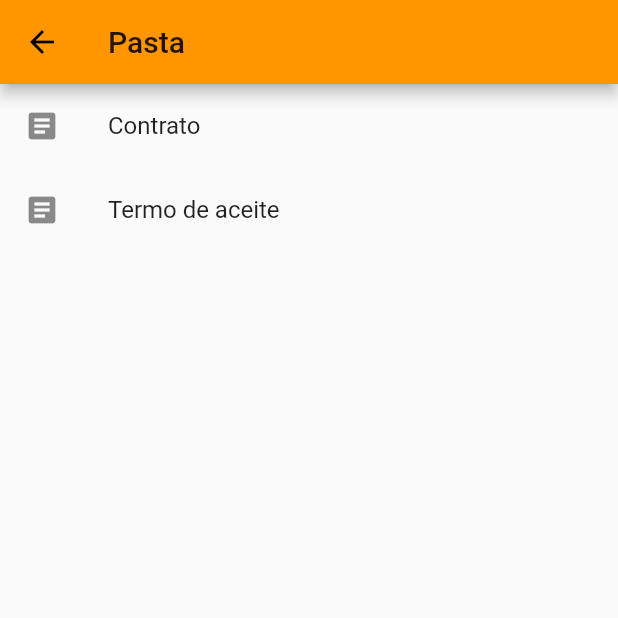
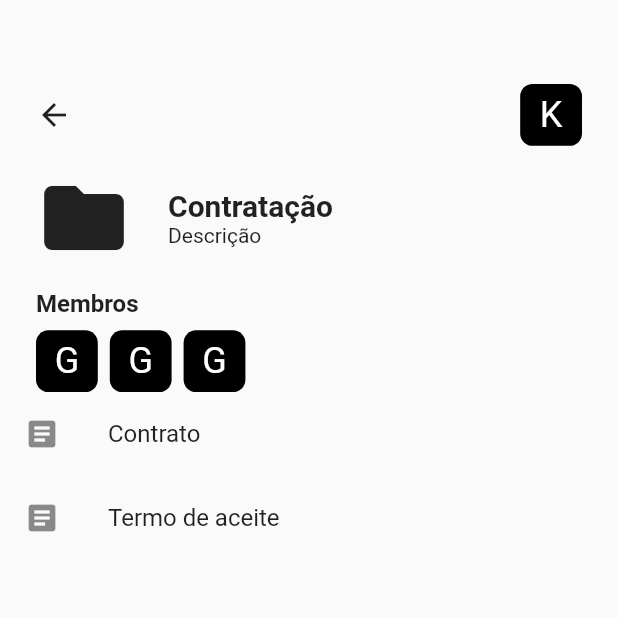
Before and after one commit to kelvingarcia/shuri, a Flutter app: the screen it shows after launch, after a tap on "Contratação", on a phone screen of 412 x 824 dp, the top half of it. Run offline on Flutter 3.47's test engine with Material 2 defaults, Android fonts, the light colour scheme and no system bars; our stand-ins replace camera; missing offline and left inert: http_interceptor.

Commit message:
componentização e adequação de telas

```diff
--- /dev/null
+++ b/lib/components/barra_superior.dart
@@ -0,0 +1,23 @@
+import 'package:flutter/material.dart';
+import 'package:shuri/components/icone_pessoa.dart';
+
+class BarraSuperior extends StatelessWidget {
+  final String textoPessoa;
+  final bool voltar;
+
+  BarraSuperior({@required this.textoPessoa, this.voltar});
+
+  @override
+  Widget build(BuildContext context) {
+    return Padding(
+      padding: const EdgeInsets.only(left: 24.0, right: 24.0, top: 56.0),
+      child: Row(
+        mainAxisAlignment: MainAxisAlignment.spaceBetween,
+        children: [
+          Icon(voltar ? Icons.arrow_back : Icons.crop_square),
+          IconePessoa(texto: textoPessoa),
+        ],
+      ),
+    );
+  }
+}
--- /dev/null
+++ b/lib/components/pasta.dart
@@ -0,0 +1,57 @@
+import 'package:flutter/material.dart';
+
+class Pasta extends StatelessWidget {
+  final String nomePasta;
+  final Function onPressed;
+  final bool divider;
+
+  Pasta(
+      {@required this.nomePasta,
+      @required this.onPressed,
+      this.divider = true});
+
+  @override
+  Widget build(BuildContext context) {
+    return InkWell(
+      onTap: onPressed,
+      child: Container(
+        padding: const EdgeInsets.only(left: 24.0, right: 24.0, bottom: 8.0),
+        child: Column(
+          children: [
+            Row(
+              children: [
+                Icon(
+                  Icons.folder,
+                  size: 64.0,
+                ),
+                Padding(
+                  padding: const EdgeInsets.only(left: 24.0),
+                  child: Column(
+                    mainAxisAlignment: MainAxisAlignment.spaceBetween,
+                    crossAxisAlignment: CrossAxisAlignment.start,
+                    children: [
+                      Text(
+                        nomePasta,
+                        style: TextStyle(
+                          fontSize: 20.0,
+                          fontWeight: FontWeight.bold,
+                        ),
+                      ),
+                      Text('Descrição'),
+                    ],
+                  ),
+                ),
+              ],
+            ),
+            Visibility(
+              visible: divider,
+              child: Divider(
+                color: Colors.black,
+              ),
+            ),
+          ],
+        ),
+      ),
+    );
+  }
+}
--- a/lib/main.dart
+++ b/lib/main.dart
@@ -1,5 +1,4 @@
 import 'package:flutter/material.dart';
-import 'package:shuri/screens/menu_inicial.dart';
 import 'package:shuri/screens/pastas/pagina_inicial.dart';
 
 void main() {
--- a/lib/screens/pastas/documentos.dart
+++ b/lib/screens/pastas/documentos.dart
@@ -1,4 +1,7 @@
 import 'package:flutter/material.dart';
+import 'package:shuri/components/barra_superior.dart';
+import 'package:shuri/components/icone_pessoa.dart';
+import 'package:shuri/components/pasta.dart';
 import 'package:shuri/http/webclients/treina_mobileclient.dart';
 import 'package:shuri/screens/documento/aguarda_documento.dart';
 import 'package:shuri/screens/documento/documento.dart';
@@ -7,11 +10,60 @@ class Documentos extends StatelessWidget {
   @override
   Widget build(BuildContext context) {
     return Scaffold(
-      appBar: AppBar(
-        title: Text('Pasta'),
-      ),
       body: Column(
         children: [
+          BarraSuperior(
+            textoPessoa: 'K',
+            voltar: true,
+          ),
+          Padding(
+            padding: const EdgeInsets.only(top: 16.0),
+            child: Pasta(
+              nomePasta: 'Contratação',
+              onPressed: () {},
+              divider: false,
+            ),
+          ),
+          Padding(
+            padding: const EdgeInsets.only(left: 24.0, right: 24.0, top: 8.0),
+            child: Column(
+              crossAxisAlignment: CrossAxisAlignment.start,
+              children: [
+                Text(
+                  'Membros',
+                  style: TextStyle(
+                    fontSize: 16.0,
+                    fontWeight: FontWeight.bold,
+                  ),
+                ),
+                Padding(
+                  padding: const EdgeInsets.only(top: 8.0),
+                  child: Row(
+                    children: [
+                      Padding(
+                        padding: const EdgeInsets.only(right: 8.0),
+                        child: IconePessoa(
+                          texto: 'G',
+                        ),
+                      ),
+                      Padding(
+                        padding: const EdgeInsets.only(right: 8.0),
+                        child: IconePessoa(
+                          texto: 'G',
+                        ),
+                      ),
+                      Padding(
+                        padding: const EdgeInsets.only(right: 8.0),
+                        child: IconePessoa(
+                          texto: 'G',
+                        ),
+                      ),
+                    ],
+                  ),
+                ),
+              ],
+            ),
+          ),
           ListTile(
             leading: Icon(Icons.article),
             title: Text('Contrato'),
--- a/lib/screens/pastas/pagina_inicial.dart
+++ b/lib/screens/pastas/pagina_inicial.dart
@@ -1,7 +1,9 @@
 import 'package:flutter/material.dart';
-import 'package:shuri/components/icone_pessoa.dart';
-import 'package:shuri/screens/pastas/documentos.dart';
+import 'package:shuri/components/barra_superior.dart';
+import 'package:shuri/components/pasta.dart';
 import 'package:shuri/screens/pastas/nova_pasta.dart';
+
+import 'documentos.dart';
 
 class PaginaInicial extends StatefulWidget {
   @override
@@ -16,25 +18,18 @@ class _PaginaInicialState extends State<PaginaInicial> {
     return Scaffold(
       body: Column(
         children: [
-          Padding(
-            padding: const EdgeInsets.only(left: 24.0, right: 24.0, top: 56.0),
-            child: Row(
-              mainAxisAlignment: MainAxisAlignment.spaceBetween,
-              children: [
-                Icon(Icons.crop_square),
-                IconePessoa(texto: 'K'),
-              ],
-            ),
+          BarraSuperior(
+            textoPessoa: 'K',
+            voltar: false,
           ),
           ListView.builder(
             shrinkWrap: true,
             scrollDirection: Axis.vertical,
             itemCount: _pastas.length,
             itemBuilder: (context, index) {
-              return ListTile(
-                leading: Icon(Icons.folder),
-                title: Text(_pastas[index]),
-                onTap: () => Navigator.push(
+              return Pasta(
+                nomePasta: _pastas[index],
+                onPressed: () => Navigator.push(
                   context,
                   MaterialPageRoute(
                     builder: (context) => Documentos(),
@@ -64,6 +59,27 @@ class _PaginaInicialState extends State<PaginaInicial> {
           }
         },
       ),
+      bottomNavigationBar: Container(
+        color: Color.fromRGBO(255, 190, 74, 1),
+        height: MediaQuery.of(context).size.height * 0.1,
+        child: Row(
+          mainAxisAlignment: MainAxisAlignment.spaceAround,
+          children: [
+            Icon(
+              Icons.folder,
+              color: Colors.white,
+            ),
+            Icon(
+              Icons.notifications,
+              color: Colors.white,
+            ),
+            Icon(
+              Icons.settings,
+              color: Colors.white,
+            ),
+          ],
+        ),
+      ),
     );
   }
 }
--- a/lib/screens/signin/signin_sucesso.dart
+++ b/lib/screens/signin/signin_sucesso.dart
@@ -2,7 +2,6 @@ import 'package:flutter/material.dart';
 import 'package:shuri/http/webclients/treina_mobileclient.dart';
 import 'package:shuri/models/reconhece_request.dart';
 import 'package:shuri/models/reconhecimento_token.dart';
-import 'package:shuri/screens/menu_inicial.dart';
 import 'package:shuri/screens/pastas/pagina_inicial.dart';
 
 class SignInSucesso extends StatefulWidget {
```
